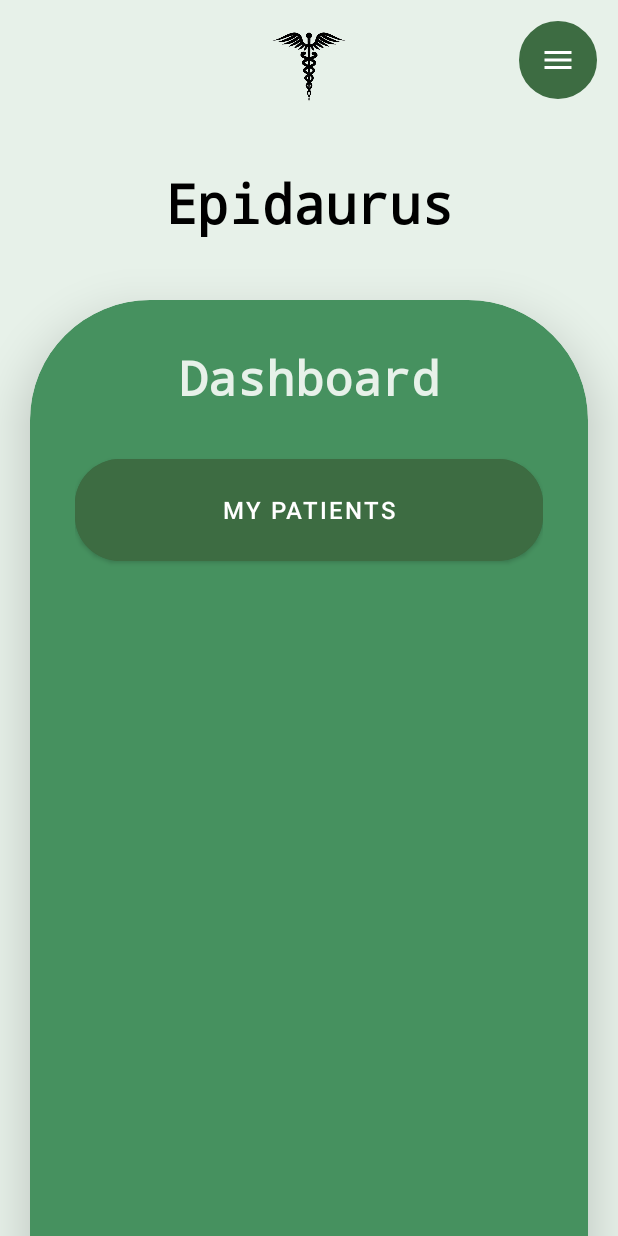
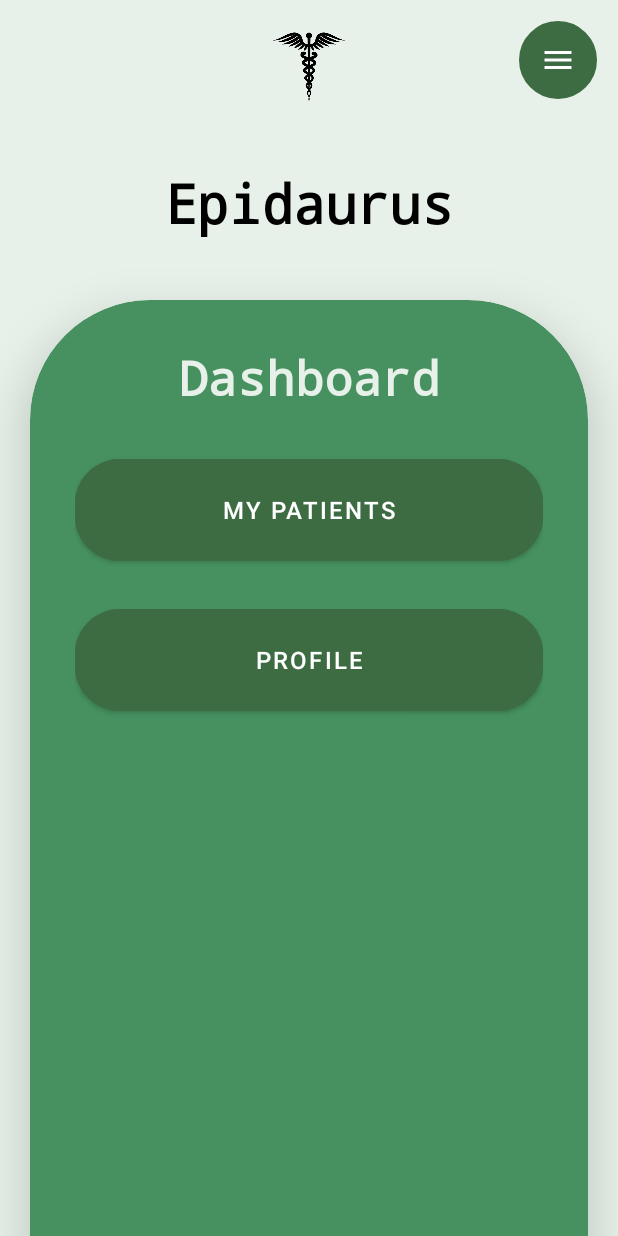
Before and after one commit to salhanyf/Epidaurus_MA, an Android app: the HomePageActivity screen opened directly, with no data from a screen before it, on a phone screen of 412 x 824 dp. Run offline under Robolectric (Android 15) with nearby library versions, the phone set to English and light mode, and no system bars; libraries missing offline, so code that uses them is left out: io.github.jan.supabase.

Commit message:
added profile button to the dashboard

```diff
--- a/app/src/main/java/com/team11/epidaurus_ma/HomePageActivity.kt
+++ b/app/src/main/java/com/team11/epidaurus_ma/HomePageActivity.kt
@@ -65,6 +65,15 @@ class HomePageActivity : AppCompatActivity(), CoroutineScope {
             patientListIntent.putExtra("nurseMetadata", nurseMetadata)
             Log.d("HomePageActivity", "Data: $nurseMetadata")
             startActivity(patientListIntent)
+        }
+
+        val profileBtn = findViewById<Button>(R.id.ProfileBtn)
+        profileBtn.setOnClickListener {
+            val profileIntent = Intent(this, ProfileActivity::class.java)
+            val nurseMetadata = intent.getStringExtra("nurseMetadata").toString()
+            profileIntent.putExtra("nurseMetadata", nurseMetadata)
+            Log.d("HomePageActivity", "Sending Data to ProfileActivity: $nurseMetadata")
+            startActivity(profileIntent)
         }
     }
 
--- a/app/src/main/res/layout/activity_home_page.xml
+++ b/app/src/main/res/layout/activity_home_page.xml
@@ -112,6 +112,19 @@
                 android:text="@string/label_btn_patients"
                 app:cornerRadius="30dp" />
 
+            <Button
+                android:id="@+id/ProfileBtn"
+                android:layout_width="match_parent"
+                android:layout_height="80dp"
+                android:layout_marginBottom="20dp"
+                android:layout_gravity="center"
+                android:backgroundTint="@color/button_background_color"
+                android:elevation="20dp"
+                android:textSize="16sp"
+                android:textColor="@color/button_text_color"
+                android:text="@string/menu_profile"
+                app:cornerRadius="30dp" />
+
         </LinearLayout>
     </androidx.cardview.widget.CardView>
 </androidx.constraintlayout.widget.ConstraintLayout>
```
